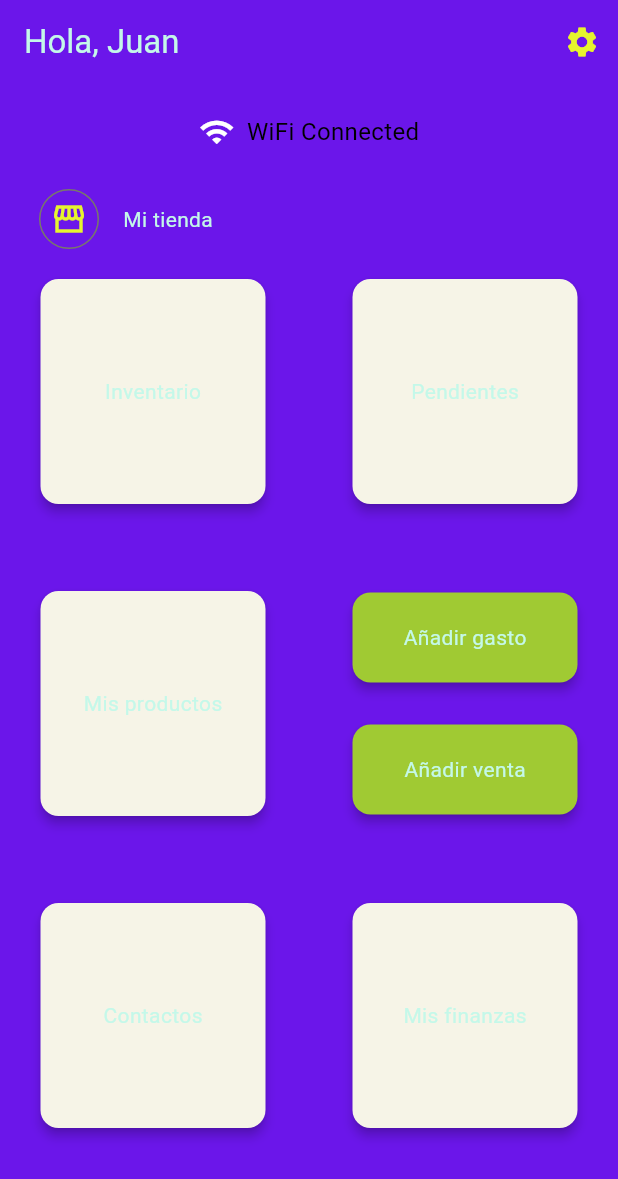
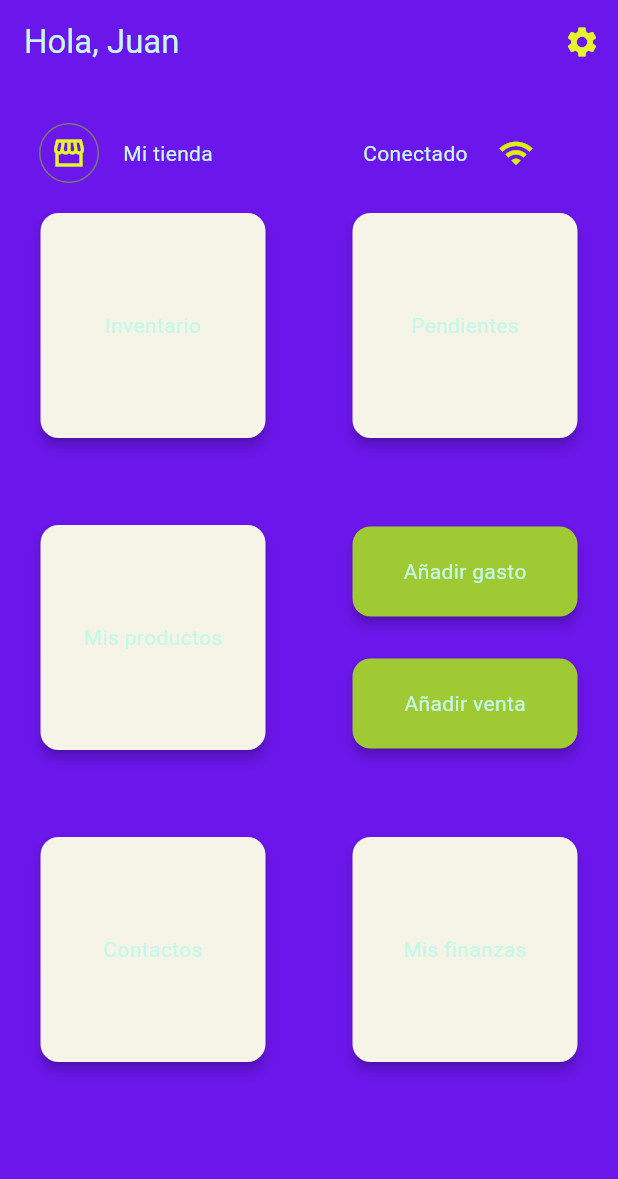
Before and after one commit to navirobayo/mi_terra_app, a Flutter app: the screen it shows once a user with an empty profile is signed in, on a phone screen of 412 x 824 dp. Shown: the top 1179 px of the screen. Run offline on Flutter 3.47's test engine with Material 2 defaults, Android fonts, the phone set to English and light mode, and no system bars; our stand-ins replace cloud_firestore, connectivity_plus, firebase_auth, firebase_core, get; accounts and stored records are empty; generated files the repository leaves out were written again.

Commit message:
Network Check Stable

```diff
--- a/mi_terra_app/lib/src/back_end/components/custom_connectivity_widget.dart
+++ b/mi_terra_app/lib/src/back_end/components/custom_connectivity_widget.dart
@@ -1,5 +1,6 @@
 import 'package:flutter/material.dart';
 import 'package:get/get.dart';
+import 'package:intl/intl.dart';
 import 'package:mi_terra_app/src/back_end/controllers/getx_network_controller.dart';
 
 class ConnectivityWidget extends StatelessWidget {
@@ -9,40 +10,31 @@ class ConnectivityWidget extends StatelessWidget {
         Get.find<ConnectionManagerController>();
 
     return Obx(
-      () => Container(
-        padding: const EdgeInsets.all(10),
-        decoration: BoxDecoration(
-          color: _controller.connectionType.value == 0
-              ? Colors.redAccent
-              : Colors.transparent,
-          borderRadius: BorderRadius.circular(8),
-        ),
-        child: Row(
+      () => Row(
         mainAxisAlignment: MainAxisAlignment.center,
         children: [
+          Container(
+            width: 90,
+            child: Text(
+              _controller.connectionType.value == 1
+                  ? 'Conectado'
+                  : _controller.connectionType.value == 2
+                      ? 'Conectado'
+                      : 'Última conexión: ${_formatDateTime(_controller.lastSyncDateTime.value)}',
+            ),
+          ),
           Icon(
             Icons.wifi,
             color: _controller.connectionType.value == 1
-                  ? Colors.white
-                  : Colors.black,
-            ),
-            SizedBox(width: 8),
-            Text(
-              _controller.connectionType.value == 1
-                  ? "WiFi Connected"
-                  : _controller.connectionType.value == 2
-                      ? 'Mobile Data Connected'
-                      : 'No Internet',
-              style: TextStyle(
-                fontSize: 16,
-                color: _controller.connectionType.value == 0
-                    ? Colors.white
-                    : Colors.black,
-              ),
+                ? Theme.of(context).colorScheme.primary
+                : Colors.redAccent,
           ),
         ],
       ),
-      ),
     );
   }
+
+  String _formatDateTime(DateTime dateTime) {
+    return DateFormat.jm().format(dateTime);
   }
+}
--- a/mi_terra_app/lib/src/back_end/controllers/getx_network_controller.dart
+++ b/mi_terra_app/lib/src/back_end/controllers/getx_network_controller.dart
@@ -1,13 +1,13 @@
 import 'dart:async';
-
 import 'package:connectivity_plus/connectivity_plus.dart';
 import 'package:flutter/foundation.dart';
 import 'package:flutter/services.dart';
 import 'package:get/get.dart';
 
 class ConnectionManagerController extends GetxController {
-  //0 = No Internet, 1 = WIFI Connected ,2 = Mobile Data Connected.
+  // 0 = No Internet, 1 = WIFI Connected, 2 = Mobile Data Connected.
   var connectionType = 0.obs;
+  var lastSyncDateTime = DateTime.now().obs;
 
   final Connectivity _connectivity = Connectivity();
 
@@ -40,7 +40,6 @@ class ConnectionManagerController extends GetxController {
         break;
       case ConnectivityResult.mobile:
         connectionType.value = 2;
-
         break;
       case ConnectivityResult.none:
         connectionType.value = 0;
@@ -49,6 +48,9 @@ class ConnectionManagerController extends GetxController {
         print("Error");
         break;
     }
+
+    // Update the lastSyncDateTime whenever the connectivity changes
+    lastSyncDateTime.value = DateTime.now();
   }
 
   @override
--- a/mi_terra_app/lib/src/front_end/home_screen/home_screen.dart
+++ b/mi_terra_app/lib/src/front_end/home_screen/home_screen.dart
@@ -37,7 +37,7 @@ class HomeScreen extends StatelessWidget {
                     title: productName,
                   ),
                 // Add "Gasto general" option
-                RadioButtonWidget(
+                const RadioButtonWidget(
                   value: 'Gasto general',
                   title: 'Gasto general',
                 ),
@@ -86,13 +86,12 @@ class HomeScreen extends StatelessWidget {
         child: Center(
           child: ListView(
             children: [
-              ConnectivityWidget(),
               Row(
                 children: [
                   Padding(
                       padding: const EdgeInsets.all(12),
                       child: IconButton.outlined(
-                        icon: Icon(Icons.storefront_sharp),
+                        icon: const Icon(Icons.storefront_sharp),
                         onPressed: () {
                           Navigator.of(context).push(MaterialPageRoute(
                             builder: (context) => const StoreScreen(),
@@ -101,8 +100,11 @@ class HomeScreen extends StatelessWidget {
                       )),
                   const Text(
                     "Mi tienda",
-                    // style: TextStyle(fontSize: 25),
                   ),
+                  const SizedBox(
+                    width: 100,
+                  ),
+                  ConnectivityWidget()
                 ],
               ),
               Row(
--- a/mi_terra_app/pubspec.yaml
+++ b/mi_terra_app/pubspec.yaml
@@ -16,6 +16,7 @@ dependencies:
   cloud_firestore: ^4.13.3
   uuid: ^3.0.7
   connectivity_plus: ^5.0.2
+  intl: ^0.19.0
 
 
 
```
Also changed, not shown: mi_terra_app/pubspec.lock. Lines whose indentation alone changed are shown as unchanged.
